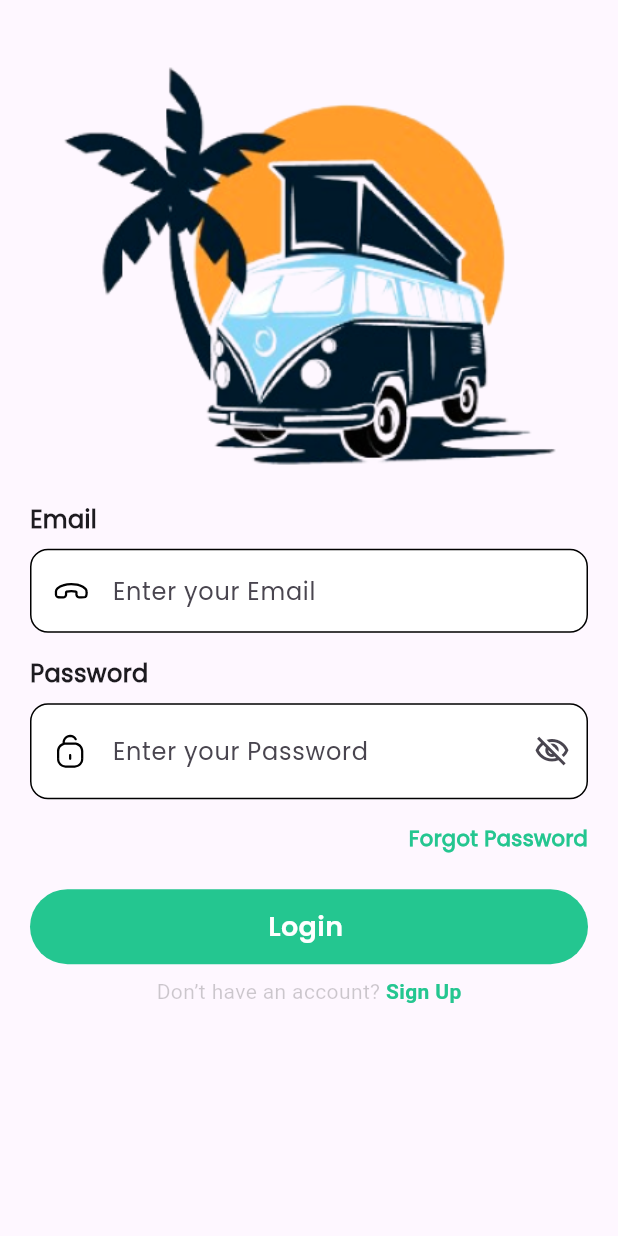
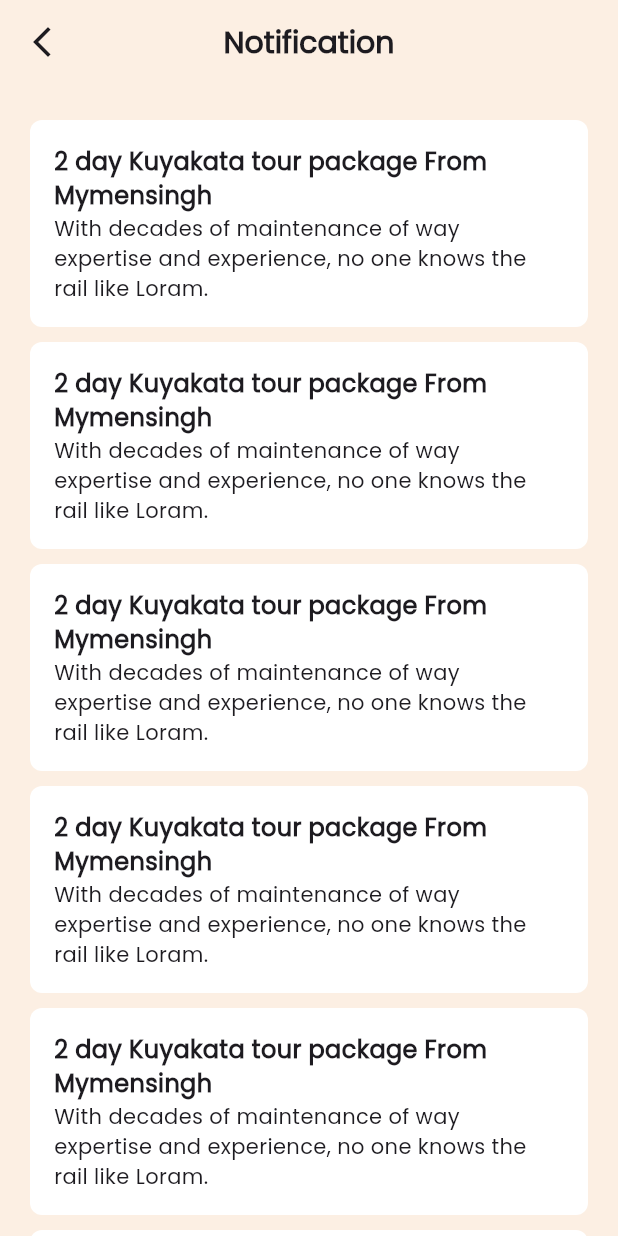
Before and after one commit to jubayed004/travel_agency, a Flutter app: the screen it shows after launch, on a phone screen of 412 x 824 dp. Run offline on Flutter 3.47's test engine with Material 3 defaults, Android fonts, the phone set to English and light mode, and no system bars; our stand-ins replace flutter_svg, get.

Commit message:
all_complete

```diff
--- a/lib/controller/splash_controller.dart
+++ b/lib/controller/splash_controller.dart
@@ -1,6 +1,7 @@
 import 'dart:async';
 import 'package:get/get.dart';
 import 'package:travel_agency/core/route/app_route.dart';
+
 
 class SplashController extends GetxController{
 
@@ -12,7 +13,7 @@ class SplashController extends GetxController{
 
   void navigation(){
     Timer(const Duration(seconds: 3), () {
-      Get.offAndToNamed(AppRoute.loginScreen);
+      Get.offAndToNamed(AppRoute.notificationScreen);
     });
   }
 }
--- a/lib/core/route/app_route.dart
+++ b/lib/core/route/app_route.dart
@@ -1,22 +1,50 @@
 import 'package:get/get.dart';
+import 'package:travel_agency/view/screen/Onboarding/onboarding_screen_one.dart';
+import 'package:travel_agency/view/screen/Onboarding/onboarding_screen_three.dart';
+import 'package:travel_agency/view/screen/Onboarding/onboarding_screen_two.dart';
+import 'package:travel_agency/view/screen/aboutus/aboutus_screen.dart';
+
 import 'package:travel_agency/view/screen/auth/forget/forget_screen.dart';
 import 'package:travel_agency/view/screen/auth/login/login_screen.dart';
 import 'package:travel_agency/view/screen/auth/signup/signup_screen.dart';
+import 'package:travel_agency/view/screen/editprofile/edit_profile_screen.dart';
+import 'package:travel_agency/view/screen/language/language_screen.dart';
+import 'package:travel_agency/view/screen/notification/notification_screen.dart';
+import 'package:travel_agency/view/screen/privacypolicy/privacypolicy_screen.dart';
 import 'package:travel_agency/view/screen/splash/splash_screen.dart';
+import 'package:travel_agency/view/screen/termsofcondition/termsofcondition_screen.dart';
 
 
 //App All Route
 class AppRoute{
   static const String splashScreen = "/splash_screen";
+  static const String onboardingScreenOne = "/onboarding_screen_one";
+  static const String onboardingScreenTwo = "/onboarding_screen_two";
+  static const String onboardingScreenThree = "/onboarding_screen_three";
   static const String loginScreen = "/login_screen";
   static const String signUpScreen = "/signup_screen";
   static const String forgetScreen = "/forget_screen";
+  static const String aboutUsScreen = "/aboutus_screen";
+  static const String termsOfConditionScreen = "/termsofcondition_screen";
+  static const String privacyPolicyScreen = "/privacypolicy_screen";
+  static const String languageScreen = "/language_screen";
+  static const String editProfileScreen = "/edit_profile_screen";
+  static const String notificationScreen = "/notification_screen";
 
   static List<GetPage> routes = [
 
     GetPage(name: splashScreen, page: () => const SplashScreen()),
+    GetPage(name: onboardingScreenOne, page: () => const OnboardingScreenOne()),
+    GetPage(name: onboardingScreenTwo, page: () => const OnbroadingScreenTwo()),
+    GetPage(name: onboardingScreenThree, page: () => const OnbroadingScreenthree()),
     GetPage(name: loginScreen, page: () => const LoginScreen()),
     GetPage(name: signUpScreen, page: () => const SignUpScreen()),
     GetPage(name: forgetScreen, page: () => const ForgetScreen()),
+    GetPage(name: aboutUsScreen, page: () => const AboutUsScreen()),
+    GetPage(name: termsOfConditionScreen, page: () => const TermsOfConditionScreen()),
+    GetPage(name: privacyPolicyScreen, page: () => const PrivacyPolicyScreen()),
+    GetPage(name: languageScreen, page: () => const LanguageScreen()),
+    GetPage(name: editProfileScreen, page: () => const EditProfileScreen()),
+    GetPage(name: notificationScreen, page: () => const NotificationScreen()),
   ];
 }
--- a/lib/utils/languages/english.dart
+++ b/lib/utils/languages/english.dart
@@ -2,11 +2,32 @@
 Map<String, String> english = {
 
 
-  "sign_up" :   "Sign Up",
-  "email" :   "Email",
-  "forgot_Password" :   "Forgot Password",
-  "dont_have_an_account" :   "Don’t have an account?",
+  ///-------Splash Screen-------///
+"travel Journal" : "travel Journal",
+
+  ///-------Onboarding Screen--------///
+  "Life is shot and the world is wide" : "Life is shot and the world is wide",
+  "It’s a big world out there go explore" : "It’s a big world out there go explore",
+  "People don’t take trip’s , trip’s fake people" : "People don’t take trip’s , trip’s fake people",
+  "Next" : "Next",
+  "Skip" : "Skip",
+  "Back" : "Back",
+
+  ///----------Login Screen----------///
+  "Email" :   "Email",
+  "Forgot Password" :   "Forgot Password",
+  "Don’t have an account? Create Now" :   "Don’t have an account? Create Now",
   "login" :   "Login",
-  "password" :   "Password",
-  "enter_your_Email" :   "Enter your Email",
+  "Password" :   "Password",
+  "Enter your Email" :   "Enter your Email",
+
+  ///--------Sign up Screen--------///
+  "Sign Up" :   "Sign Up",
+  "Confirm Password" :   "Confirm Password",
+  "Already have an account? " :   "Already have an account? ",
+  "LonIn Here" :   "LonIn Here",
+  "Forget" :   "Forget",
+
+
+
 };
--- a/lib/view/screen/auth/login/login_screen.dart
+++ b/lib/view/screen/auth/login/login_screen.dart
@@ -55,6 +55,7 @@ class _LoginScreenState extends State<LoginScreen> {
                     height: 8,
                   ),
                   CustomTextField(
+                    textInputType: TextInputType.number,
                       isPassword: true,
                       hintText: "Enter your Password".tr,
                       prefixSvgIcon: AppIcons.unlock,
@@ -88,7 +89,7 @@ class _LoginScreenState extends State<LoginScreen> {
 
                    CustomButton(
                     color: AppColors.primaryColor,
-                    text: 'Login '.tr,
+                    text: 'Login '.tr, onTap: () {  },
                   ),
                   const SizedBox(height: 8),
                   Center(
--- a/lib/view/screen/auth/signup/signup_screen.dart
+++ b/lib/view/screen/auth/signup/signup_screen.dart
@@ -102,7 +102,7 @@ class _SignUpScreenState extends State<SignUpScreen> {
 
                   CustomButton(
                     color: AppColors.primaryColor,
-                    text: 'Sign Up '.tr,
+                    text: 'Sign Up '.tr, onTap: () {  },
                   ),
                   const SizedBox(height: 8),
                   Center(
--- /dev/null
+++ b/lib/view/screen/notification/notification_screen.dart
@@ -0,0 +1,69 @@
+import 'package:flutter/material.dart';
+import 'package:get/get.dart';
+import 'package:travel_agency/constant/app_colors.dart';
+
+class NotificationScreen extends StatefulWidget {
+  const NotificationScreen({super.key});
+
+  @override
+  State<NotificationScreen> createState() => _NotificationScreenState();
+}
+
+class _NotificationScreenState extends State<NotificationScreen> {
+  @override
+  Widget build(BuildContext context) {
+    return SafeArea(
+
+      top: false,
+      child: Scaffold(
+        backgroundColor: AppColors.bgColor,
+        appBar: AppBar(
+          backgroundColor: AppColors.bgColor,
+          centerTitle: true,
+          leading: InkWell(onTap:(){
+            Get.back();
+          },child: const Icon(Icons.arrow_back_ios_new)),
+          title: const Text(
+            "Notification",
+            style: TextStyle(fontWeight: FontWeight.w700, fontSize: 20),
+          ),
+        ),
+        body: LayoutBuilder(builder: (BuildContext context, BoxConstraints constraints) {
+          return  SingleChildScrollView(
+            padding: const EdgeInsets.symmetric(horizontal: 20,vertical: 24),
+            physics: const BouncingScrollPhysics(),
+            child: Column(
+              crossAxisAlignment: CrossAxisAlignment.start,
+              children: List.generate(50, (index) =>  Container(
+                margin: EdgeInsets.only(bottom: 10),
+                width: MediaQuery.of(context).size.width,
+                decoration: const BoxDecoration(
+                    color: AppColors.whiteColor,
+                    borderRadius: BorderRadius.all(Radius.circular(8))
+                ),
+                child:Padding(
+                  padding: const EdgeInsets.symmetric(horizontal: 16.0,vertical: 16),
+                  child: Column(
+                    crossAxisAlignment: CrossAxisAlignment.start,
+                    children: [
+                      Text("2 day Kuyakata tour package From Mymensingh",
+                        maxLines: 3,
+                        style: TextStyle(
+                            fontSize: 16,
+                            fontWeight: FontWeight.w600
+                        ),),
+                      Text("With decades of maintenance of way expertise and experience, no one knows the rail like Loram.",maxLines: 4,style: TextStyle(
+                          fontWeight: FontWeight.w400,
+                          fontSize: 14
+                      ),)
+                    ],
+                  ),
+                ),
+              )),
+            ),
+          );
+        },),
+      ),
+    );
+  }
+}
--- a/lib/view/screen/splash/splash_screen.dart
+++ b/lib/view/screen/splash/splash_screen.dart
@@ -13,7 +13,7 @@ class SplashScreen extends StatelessWidget {
   Widget build(BuildContext context) {
     return  SafeArea(
       child: Scaffold(
-        backgroundColor: AppColors.primaryColor,
+        backgroundColor: AppColors.bgColor,
         body: GetBuilder<SplashController>(
             init: SplashController(),
             builder: (controller) {
--- a/lib/view/widget/button/custom_button.dart
+++ b/lib/view/widget/button/custom_button.dart
@@ -5,20 +5,24 @@ class CustomButton extends StatelessWidget {
   const CustomButton({super.key,
     required this.text,
     this.color= AppColors.primaryColor,
-    this.textColor = AppColors.whiteColor,
+    this.textColor = AppColors.whiteColor, required this.onTap,
   });
   final String text;
   final Color color;
   final Color textColor;
+  final VoidCallback onTap;
   @override
   Widget build(BuildContext context) {
-    return Container(
-      padding: const EdgeInsets.symmetric(vertical: 12),
-      decoration: BoxDecoration(
-        borderRadius: BorderRadius.circular(30),
-        color: color,
+    return InkWell(
+      onTap: onTap,
+      child: Container(
+        padding: const EdgeInsets.symmetric(vertical: 12),
+        decoration: BoxDecoration(
+          borderRadius: BorderRadius.circular(30),
+          color: color,
+        ),
+        child: Center(child: Text(text,style: TextStyle(color: textColor, fontSize: 18,fontFamily: "SemiBold"),),),
       ),
-      child: Center(child: Text(text,style: TextStyle(color: textColor, fontSize: 18,fontFamily: "SemiBold"),),),
     );
   }
 }
--- a/lib/view/widget/text_field/custom_text_field.dart
+++ b/lib/view/widget/text_field/custom_text_field.dart
@@ -10,7 +10,8 @@ class CustomTextField extends StatefulWidget {
     this.isPassword = false,
     required this.controller,
     this.textInputAction = TextInputAction.next,
-    this.validator
+    this.validator,
+    this.textInputType = TextInputType.text,
   });
 
   final String hintText;
@@ -19,6 +20,7 @@ class CustomTextField extends StatefulWidget {
   final bool isPassword;
   final TextInputAction textInputAction;
   final FormFieldValidator? validator;
+  final TextInputType textInputType;
 
   @override
   State<CustomTextField> createState() => _CustomTextFieldState();}
@@ -33,7 +35,9 @@ class _CustomTextFieldState extends State<CustomTextField> {
       textInputAction: widget.textInputAction,
       obscureText: widget.isPassword ? obscureText : false,
       validator: widget.validator,
+      keyboardType: widget.textInputType,
       decoration: InputDecoration(
+
         filled: true,
         fillColor: Colors.white,
         suffixIcon: widget.isPassword ? GestureDetector(
--- a/pubspec.yaml
+++ b/pubspec.yaml
@@ -39,7 +39,8 @@ dependencies:
   fluttertoast: ^8.2.4
   cached_network_image: ^3.3.1
   flutter_svg: ^2.0.9
-  flutter_screenutil: ^5.9.0
+
+
 
 dev_dependencies:
   flutter_test:
@@ -100,7 +101,8 @@ flutter:
       fonts:
         - asset: assets/fonts/Poppins-SemiBold.ttf
   #       - asset: fonts/TrajanPro_Bold.ttf
-  #         weight: 700
+  #         weight: 700- family: SemiBold
+
   #
   # For details regarding fonts from package dependencies,
   # see https://flutter.dev/custom-fonts/#from-packages
```
Also changed, not shown: lib/view/screen/Onboarding/onboarding_screen_one.dart (added, +71 -0 lines), lib/view/screen/Onboarding/onboarding_screen_three.dart (added, +70 -0 lines), lib/view/screen/Onboarding/onboarding_screen_two.dart (added, +70 -0 lines), lib/view/screen/aboutus/aboutus_screen.dart (added, +37 -0 lines), lib/view/screen/auth/forget/forget_screen.dart (+8 -11 lines), lib/view/screen/editprofile/edit_profile_screen.dart (added, +98 -0 lines), lib/view/screen/language/language_screen.dart (added, +105 -0 lines), lib/view/screen/privacypolicy/privacypolicy_screen.dart (added, +36 -0 lines), lib/view/screen/termsofcondition/termsofcondition_screen.dart (added, +36 -0 lines), pubspec.lock.
